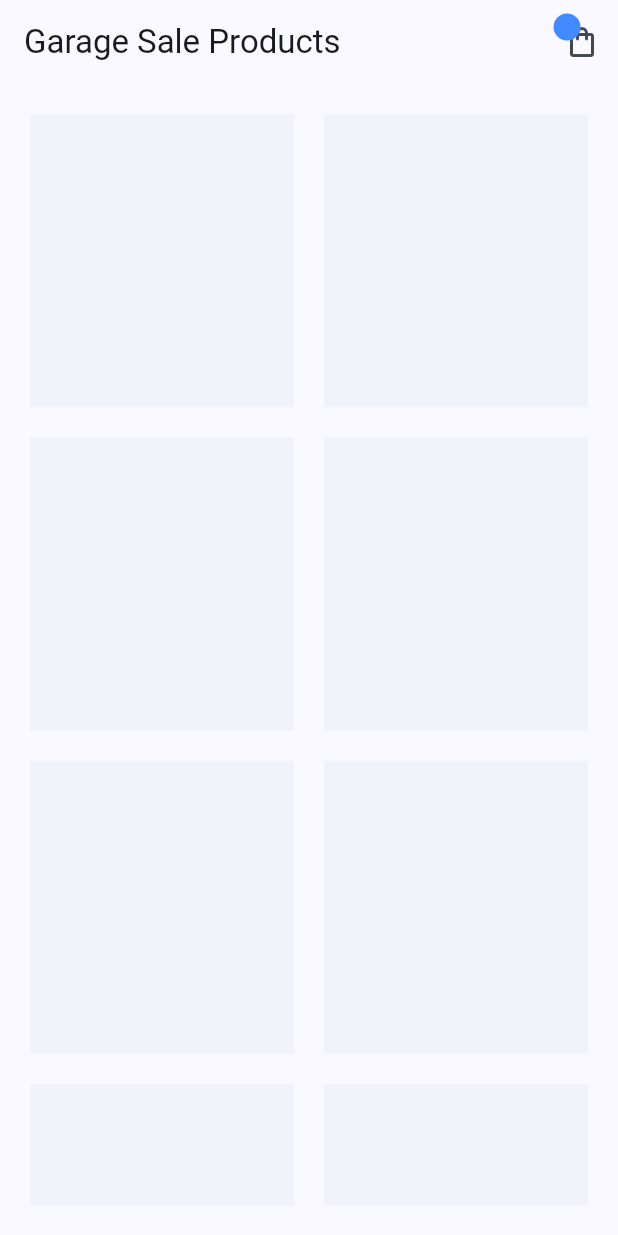
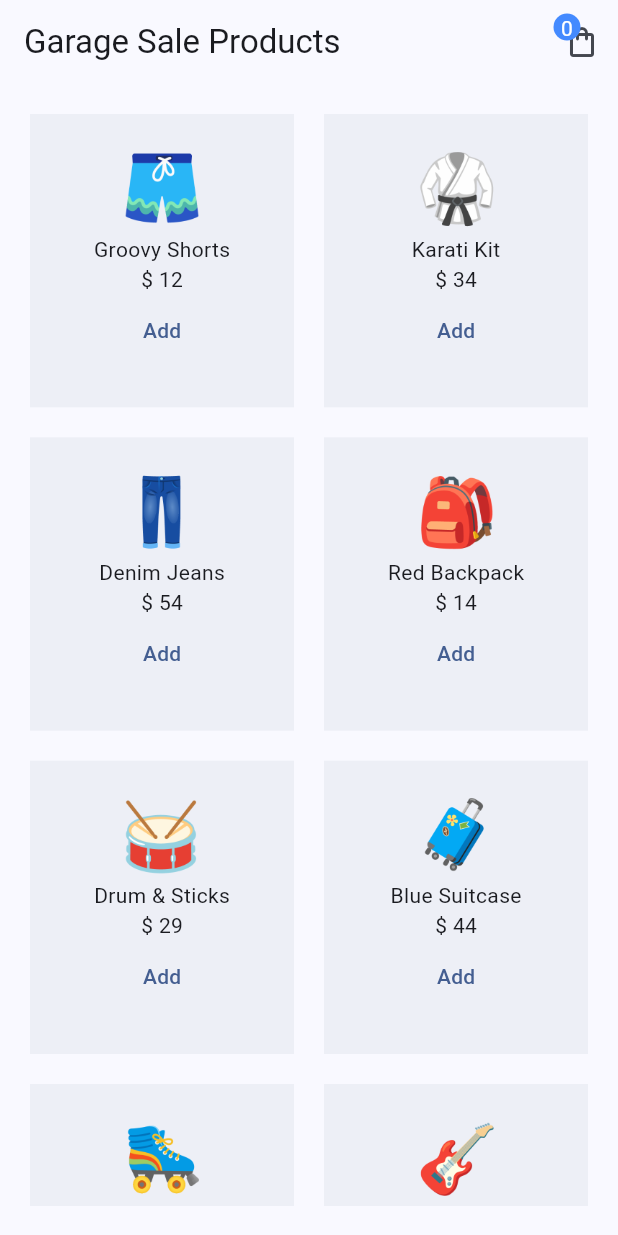
Before and after one commit to mzahalan/FlutterMasterClass, a Flutter app: the screen it shows after launch, on a phone screen of 412 x 824 dp. Run offline on Flutter 3.47's test engine with Material 3 defaults, Android fonts, the phone set to English and light mode, and no system bars; our stand-ins replace cloud_firestore, firebase_core, flutter_riverpod, google_fonts, riverpod_annotation; accounts and stored records are empty; generated files the repository leaves out were written again.

Commit message:
Bonus: Riverpod 2-10

```diff
--- /dev/null
+++ b/riverpod/lib/providers/product_provider.dart
@@ -0,0 +1,27 @@
+import 'package:riverpod_annotation/riverpod_annotation.dart';
+import 'package:riverpod_files/models/product.dart';
+
+part 'product_provider.g.dart';
+
+const List<Product> allProducts = [
+  Product(id: '1', title: 'Groovy Shorts', price: 12, image: 'assets/products/shorts.png'),
+  Product(id: '2', title: 'Karati Kit', price: 34, image: 'assets/products/karati.png'),
+  Product(id: '3', title: 'Denim Jeans', price: 54, image: 'assets/products/jeans.png'),
+  Product(id: '4', title: 'Red Backpack', price: 14, image: 'assets/products/backpack.png'),
+  Product(id: '5', title: 'Drum & Sticks', price: 29, image: 'assets/products/drum.png'),
+  Product(id: '6', title: 'Blue Suitcase', price: 44, image: 'assets/products/suitcase.png'),
+  Product(id: '7', title: 'Roller Skates', price: 52, image: 'assets/products/skates.png'),
+  Product(id: '8', title: 'Electric Guitar', price: 79, image: 'assets/products/guitar.png'),
+];
+
+//generated providers
+
+@riverpod
+List<Product> products(ref) {
+  return allProducts;
+}
+
+@riverpod
+List<Product> reducedProducts(ref) {
+  return allProducts.where((product) => product.price < 50).toList();
+}
--- a/riverpod/lib/screens/home/home_screen.dart
+++ b/riverpod/lib/screens/home/home_screen.dart
@@ -1,11 +1,17 @@
 import 'package:flutter/material.dart';
+import 'package:flutter_riverpod/flutter_riverpod.dart';
+import 'package:riverpod_files/providers/cart_notifier.dart';
+import 'package:riverpod_files/providers/product_provider.dart';
 import 'package:riverpod_files/shared/cart_icon.dart';
 
-class HomeScreen extends StatelessWidget {
+class HomeScreen extends ConsumerWidget {
   const HomeScreen({super.key});
 
   @override
-  Widget build(BuildContext context) {
+  Widget build(BuildContext context, WidgetRef ref) {
+    final allProducts = ref.watch(productsProvider);
+    final cartItems = ref.watch(cartNotifierProvider);
+
     return Scaffold(
       appBar: AppBar(
         title: const Text('Garage Sale Products'),
@@ -14,7 +20,7 @@ class HomeScreen extends StatelessWidget {
       body: Padding(
         padding: const EdgeInsets.all(20),
         child: GridView.builder(
-          itemCount: 8,
+          itemCount: allProducts.length,
           gridDelegate:const SliverGridDelegateWithFixedCrossAxisCount(
             crossAxisCount: 2,
             mainAxisSpacing: 20,
@@ -24,7 +30,26 @@ class HomeScreen extends StatelessWidget {
           itemBuilder:(context, index) {
             return Container(
               padding: const EdgeInsets.all(20),
-              color: Colors.blueGrey.withOpacity(0.05),
+              color: Colors.blueGrey.withAlpha(20),
+              child: Column(
+                children: [
+                  Image.asset(allProducts[index].image, width: 60, height: 60),
+                  Text(allProducts[index].title),
+                  Text('\$ ${allProducts[index].price.toString()}'),
+
+                  if(cartItems.contains(allProducts[index]))
+                    TextButton(onPressed: (){
+                      ref.read(cartNotifierProvider.notifier).removeProduct(allProducts[index]);
+                    }, child: const Text('Remove')
+                  ),
+
+                  if(!cartItems.contains(allProducts[index]))
+                    TextButton(onPressed: (){
+                      ref.read(cartNotifierProvider.notifier).addProduct(allProducts[index]);
+                    }, child: const Text('Add')
+                  ),
+                ],
+              ),
             );
           },
         ),
--- a/riverpod/lib/shared/cart_icon.dart
+++ b/riverpod/lib/shared/cart_icon.dart
@@ -1,11 +1,15 @@
 import 'package:flutter/material.dart';
+import 'package:flutter_riverpod/flutter_riverpod.dart';
+import 'package:riverpod_files/providers/cart_notifier.dart';
 import 'package:riverpod_files/screens/cart/cart_screen.dart';
 
-class CartIcon extends StatelessWidget {
+class CartIcon extends ConsumerWidget {
   const CartIcon({super.key});
 
   @override
-  Widget build(BuildContext context) {
+  Widget build(BuildContext context, WidgetRef ref) {
+    final cartItems = ref.watch(cartNotifierProvider);
+
     return Stack(
       children: [
         IconButton(
@@ -27,6 +31,7 @@ class CartIcon extends StatelessWidget {
               borderRadius: BorderRadius.circular(10),
               color: Colors.blueAccent,
             ),
+            child: Text(cartItems.length.toString(), style: TextStyle(color: Colors.white),),
           ),
         ),
       ],
```
Also changed, not shown: riverpod/lib/main.dart (+6 -1 lines), riverpod/lib/providers/cart_notifier.dart (added, +30 -0 lines), riverpod/lib/screens/cart/cart_screen.dart (+41 -5 lines), riverpod/pubspec.yaml (+5 -2 lines), riverpod/lib/providers/cart_notifier.g.dart (added), riverpod/lib/providers/product_provider.g.dart (added), riverpod/pubspec.lock.
